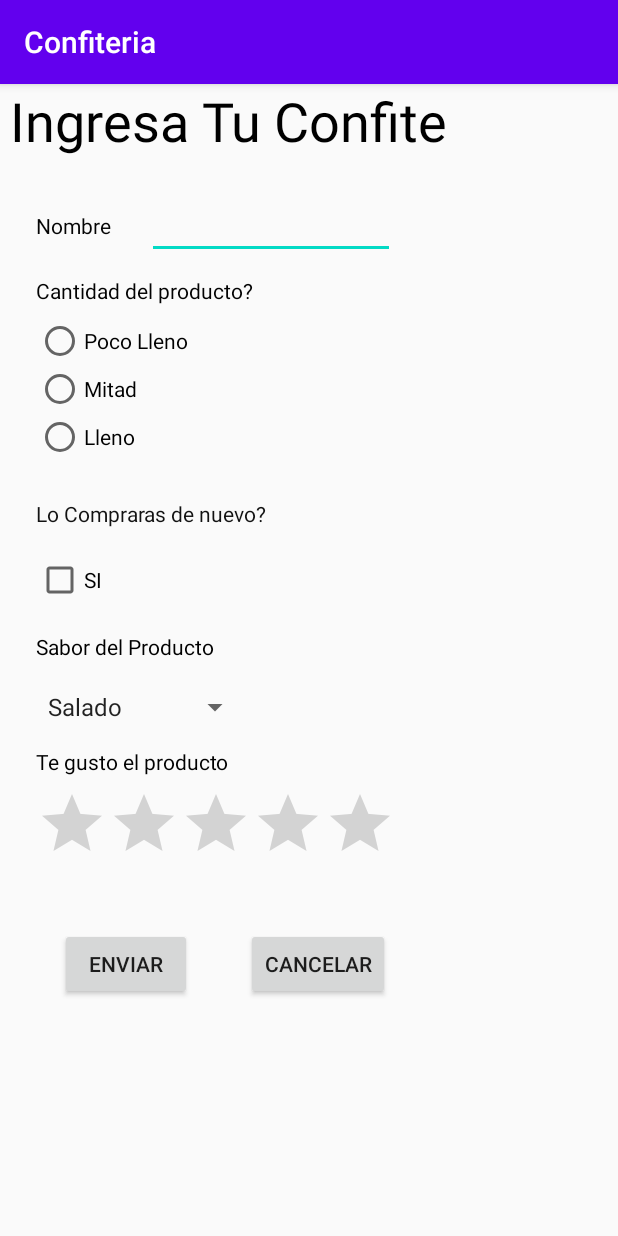
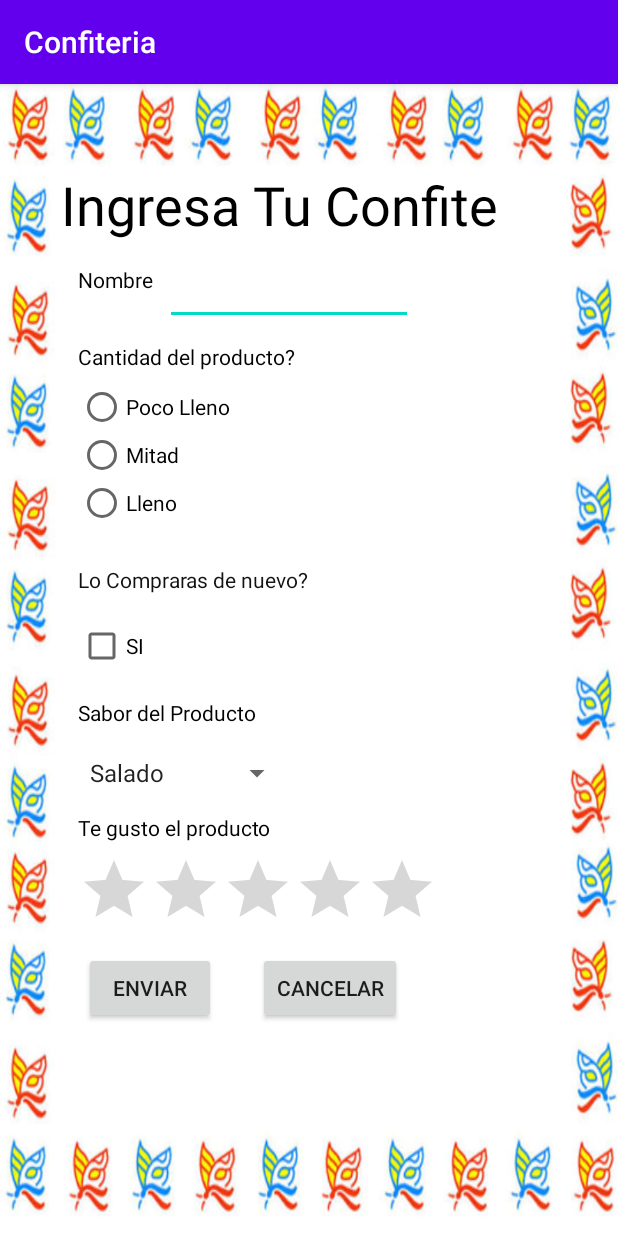
Before and after one commit to Carlos-300/Projects, an Android app: the Registro screen opened directly, with no data from a screen before it, on a phone screen of 412 x 824 dp. Run offline under Robolectric (Android 15) with nearby library versions, the phone set to English and light mode, and no system bars.

Commit message:
Carlos Salas Reyes

```diff
--- a/app/src/main/res/layout/activity_registro.xml
+++ b/app/src/main/res/layout/activity_registro.xml
@@ -4,17 +4,19 @@
     xmlns:tools="http://schemas.android.com/tools"
     android:layout_width="match_parent"
     android:layout_height="match_parent"
+    android:background="@drawable/fondootro"
     tools:context=".Registro">
 
     <TextView
         android:id="@+id/textView9"
         android:layout_width="wrap_content"
         android:layout_height="wrap_content"
+        android:layout_marginTop="56dp"
         android:text="Ingresa Tu Confite"
         android:textColor="#000000"
         android:textSize="36sp"
         app:layout_constraintEnd_toEndOf="parent"
-        app:layout_constraintHorizontal_bias="0.058"
+        app:layout_constraintHorizontal_bias="0.338"
         app:layout_constraintStart_toStartOf="parent"
         app:layout_constraintTop_toTopOf="parent" />
 
@@ -22,8 +24,8 @@
         android:id="@+id/textView10"
         android:layout_width="wrap_content"
         android:layout_height="wrap_content"
-        android:layout_marginStart="24dp"
-        android:layout_marginTop="36dp"
+        android:layout_marginStart="52dp"
+        android:layout_marginTop="16dp"
         android:text="Nombre"
         android:textColor="#040404"
         app:layout_constraintStart_toStartOf="parent"
@@ -33,8 +35,8 @@
         android:id="@+id/txtNombre"
         android:layout_width="165dp"
         android:layout_height="40dp"
-        android:layout_marginStart="24dp"
-        android:layout_marginTop="28dp"
+        android:layout_marginStart="8dp"
+        android:layout_marginTop="16dp"
         android:ems="10"
         android:inputType="textPersonName"
         app:layout_constraintStart_toEndOf="@+id/textView10"
@@ -44,8 +46,8 @@
         android:id="@+id/textView11"
         android:layout_width="wrap_content"
         android:layout_height="wrap_content"
-        android:layout_marginStart="24dp"
-        android:layout_marginTop="24dp"
+        android:layout_marginStart="52dp"
+        android:layout_marginTop="32dp"
         android:text="Cantidad del producto?"
         android:textColor="#020202"
         app:layout_constraintStart_toStartOf="parent"
@@ -55,7 +57,7 @@
         android:id="@+id/radioGroup2"
         android:layout_width="149dp"
         android:layout_height="109dp"
-        android:layout_marginStart="24dp"
+        android:layout_marginStart="52dp"
         android:layout_marginTop="8dp"
         app:layout_constraintStart_toStartOf="parent"
         app:layout_constraintTop_toBottomOf="@+id/textView11">
@@ -84,82 +86,82 @@
         android:id="@+id/textView12"
         android:layout_width="wrap_content"
         android:layout_height="wrap_content"
-        android:layout_marginStart="24dp"
+        android:layout_marginStart="52dp"
         android:layout_marginTop="12dp"
         android:text="Lo Compraras de nuevo?"
         android:textColor="#121212"
         app:layout_constraintStart_toStartOf="parent"
         app:layout_constraintTop_toBottomOf="@+id/radioGroup2" />
 
-    <CheckBox
-        android:id="@+id/boxsi"
-        android:layout_width="60dp"
-        android:layout_height="29dp"
-        android:layout_marginStart="24dp"
-        android:layout_marginTop="20dp"
-        android:text="SI"
+    <RatingBar
+        android:id="@+id/rankrecomendable"
+        android:layout_width="wrap_content"
+        android:layout_height="wrap_content"
+        android:layout_marginStart="52dp"
+        android:layout_marginTop="8dp"
         app:layout_constraintStart_toStartOf="parent"
-        app:layout_constraintTop_toBottomOf="@+id/textView12" />
+        app:layout_constraintTop_toBottomOf="@+id/textView13" />
 
     <TextView
         android:id="@+id/textView13"
         android:layout_width="wrap_content"
         android:layout_height="wrap_content"
-        android:layout_marginStart="24dp"
+        android:layout_marginStart="52dp"
         android:layout_marginTop="12dp"
         android:text="Te gusto el producto"
         android:textColor="#000000"
         app:layout_constraintStart_toStartOf="parent"
         app:layout_constraintTop_toBottomOf="@+id/spnsabor" />
 
-    <RatingBar
-        android:id="@+id/rankrecomendable"
+    <Button
+        android:id="@+id/btncancelar"
         android:layout_width="wrap_content"
         android:layout_height="wrap_content"
-        android:layout_marginStart="24dp"
+        android:layout_marginStart="28dp"
         android:layout_marginTop="8dp"
+        android:text="Cancelar"
+        app:layout_constraintStart_toEndOf="@+id/btnenviar"
+        app:layout_constraintTop_toBottomOf="@+id/rankrecomendable" />
+
+    <Button
+        android:id="@+id/btnenviar"
+        android:layout_width="wrap_content"
+        android:layout_height="wrap_content"
+        android:layout_marginStart="56dp"
+        android:layout_marginTop="8dp"
+        android:text="Enviar"
         app:layout_constraintStart_toStartOf="parent"
-        app:layout_constraintTop_toBottomOf="@+id/textView13" />
+        app:layout_constraintTop_toBottomOf="@+id/rankrecomendable" />
+
+    <Spinner
+        android:id="@+id/spnsabor"
+        android:layout_width="143dp"
+        android:layout_height="29dp"
+        android:layout_marginStart="52dp"
+        android:layout_marginTop="16dp"
+        android:entries="@array/spnsabor_items"
+        app:layout_constraintStart_toStartOf="parent"
+        app:layout_constraintTop_toBottomOf="@+id/textView14" />
 
     <TextView
         android:id="@+id/textView14"
         android:layout_width="wrap_content"
         android:layout_height="wrap_content"
-        android:layout_marginStart="24dp"
+        android:layout_marginStart="52dp"
         android:layout_marginTop="20dp"
         android:text="Sabor del Producto"
         android:textColor="#000000"
         app:layout_constraintStart_toStartOf="parent"
         app:layout_constraintTop_toBottomOf="@+id/boxsi" />
 
-    <Spinner
-        android:id="@+id/spnsabor"
-        android:layout_width="143dp"
+    <CheckBox
+        android:id="@+id/boxsi"
+        android:layout_width="60dp"
         android:layout_height="29dp"
-        android:layout_marginStart="24dp"
-        android:layout_marginTop="16dp"
-        android:entries="@array/spnsabor_items"
+        android:layout_marginStart="52dp"
+        android:layout_marginTop="20dp"
+        android:text="SI"
         app:layout_constraintStart_toStartOf="parent"
-        app:layout_constraintTop_toBottomOf="@+id/textView14" />
-
-    <Button
-        android:id="@+id/btnenviar"
-        android:layout_width="wrap_content"
-        android:layout_height="wrap_content"
-        android:layout_marginStart="40dp"
-        android:layout_marginTop="36dp"
-        android:text="Enviar"
-        app:layout_constraintStart_toStartOf="parent"
-        app:layout_constraintTop_toBottomOf="@+id/rankrecomendable" />
-
-    <Button
-        android:id="@+id/btncancelar"
-        android:layout_width="wrap_content"
-        android:layout_height="wrap_content"
-        android:layout_marginStart="36dp"
-        android:layout_marginTop="36dp"
-        android:text="Cancelar"
-        app:layout_constraintStart_toEndOf="@+id/btnenviar"
-        app:layout_constraintTop_toBottomOf="@+id/rankrecomendable" />
+        app:layout_constraintTop_toBottomOf="@+id/textView12" />
 
 </androidx.constraintlayout.widget.ConstraintLayout>
```
Also changed, not shown: app/src/main/res/drawable-v24/fondootro.jpg (added), app/src/main/res/drawable-v24/fondoregis.jpg (added).
